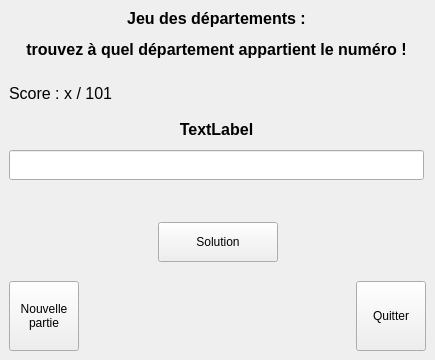
Old version of the form JDD/IHM/main_windows/main.ui in the repository JL31/JDD.
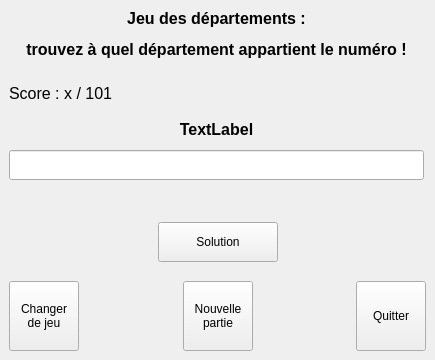
New version of the form.

Diff of the .ui file:
```diff
--- a/JDD/IHM/main_windows/main.ui
+++ b/JDD/IHM/main_windows/main.ui
@@ -316,6 +316,45 @@
     </item>
     <item>
      <layout class="QHBoxLayout" name="horizontalLayout">
+      <item>
+       <widget class="QPushButton" name="bouton_changer_de_jeu">
+        <property name="sizePolicy">
+         <sizepolicy hsizetype="Fixed" vsizetype="Fixed">
+          <horstretch>0</horstretch>
+          <verstretch>0</verstretch>
+         </sizepolicy>
+        </property>
+        <property name="minimumSize">
+         <size>
+          <width>70</width>
+          <height>70</height>
+         </size>
+        </property>
+        <property name="maximumSize">
+         <size>
+          <width>70</width>
+          <height>70</height>
+         </size>
+        </property>
+        <property name="text">
+         <string>Changer
+de jeu</string>
+        </property>
+       </widget>
+      </item>
+      <item>
+       <spacer name="horizontalSpacer_4">
+        <property name="orientation">
+         <enum>Qt::Horizontal</enum>
+        </property>
+        <property name="sizeHint" stdset="0">
+         <size>
+          <width>10</width>
+          <height>20</height>
+         </size>
+        </property>
+       </spacer>
+      </item>
       <item>
        <widget class="QPushButton" name="bouton_nouvelle_partie">
         <property name="minimumSize">
@@ -343,7 +382,7 @@
         </property>
         <property name="sizeHint" stdset="0">
          <size>
-          <width>40</width>
+          <width>60</width>
           <height>20</height>
          </size>
         </property>
```
Left out of the diff: 6 changed lines with no effect on the pictures.
